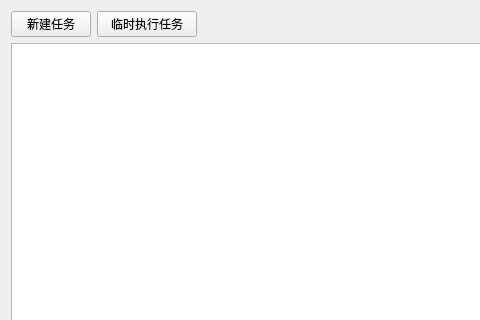
First picture: the form in framework/gui/views/src/task.ui, repository cash2one/AutoDriver, before the edit; both pictures show x 0 to 480 and y 0 to 320 of the 878 by 573 pixel window.
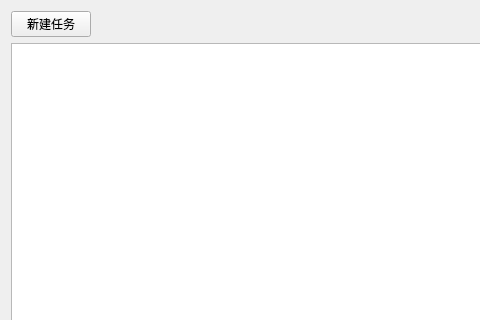
Second picture: the form after the edit.

What changed in the file:
```diff
--- a/framework/gui/views/src/task.ui
+++ b/framework/gui/views/src/task.ui
@@ -29,25 +29,6 @@
        </property>
       </widget>
      </item>
-     <item>
-      <widget class="QPushButton" name="btn_temp_task">
-       <property name="minimumSize">
-        <size>
-         <width>100</width>
-         <height>0</height>
-        </size>
-       </property>
-       <property name="maximumSize">
-        <size>
-         <width>100</width>
-         <height>16777215</height>
-        </size>
-       </property>
-       <property name="text">
-        <string>临时执行任务</string>
-       </property>
-      </widget>
-     </item>
      <item>
       <spacer name="horizontalSpacer">
        <property name="orientation">
```
